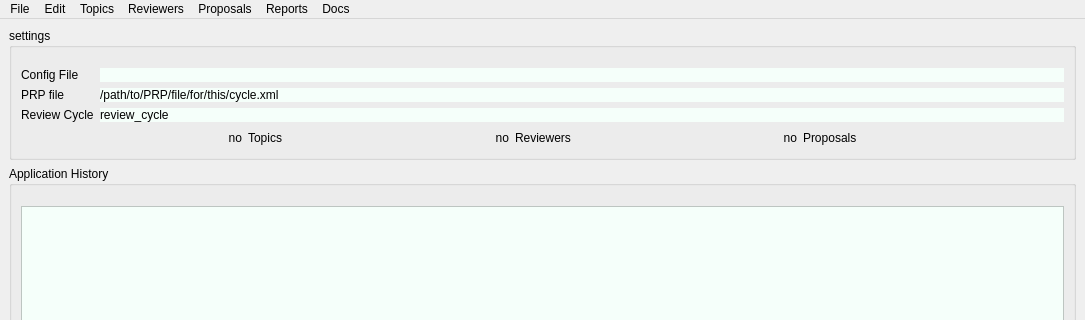
Qt form src/Assign_GUP/resources/main_window.ui (prjemian/assign_gup) before a commit; both pictures show x 0 to 1085 and y 0 to 320 of the 1085 by 519 pixel window.
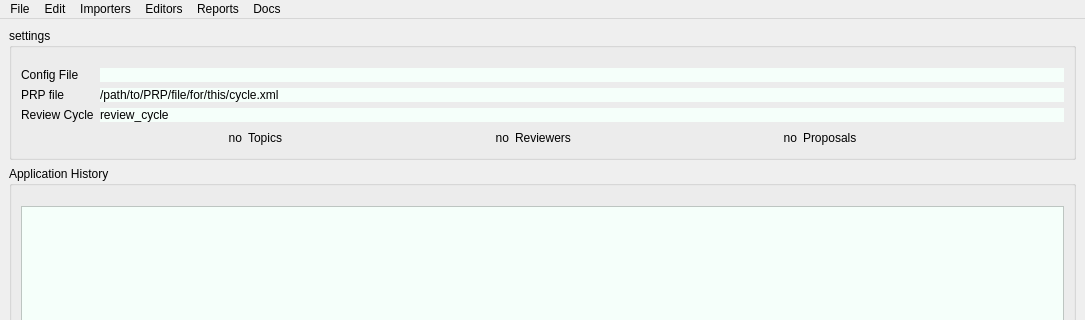
The same form after that commit.

```diff
--- a/src/Assign_GUP/resources/main_window.ui
+++ b/src/Assign_GUP/resources/main_window.ui
@@ -235,7 +235,7 @@
      <x>0</x>
      <y>0</y>
      <width>1085</width>
-     <height>45</height>
+     <height>21</height>
     </rect>
    </property>
    <widget class="QMenu" name="menuFile">
@@ -258,30 +258,6 @@
     </property>
     <addaction name="actionAgupInfo"/>
    </widget>
-   <widget class="QMenu" name="menuTopics">
-    <property name="title">
-     <string>Topics</string>
-    </property>
-    <addaction name="actionImport_Topics"/>
-    <addaction name="separator"/>
-    <addaction name="actionEdit_Topics"/>
-   </widget>
-   <widget class="QMenu" name="menuReviewers">
-    <property name="title">
-     <string>Reviewers</string>
-    </property>
-    <addaction name="actionImport_Reviewers"/>
-    <addaction name="separator"/>
-    <addaction name="actionEdit_Reviewers"/>
-   </widget>
-   <widget class="QMenu" name="menuProposals">
-    <property name="title">
-     <string>Proposals</string>
-    </property>
-    <addaction name="actionImport_Proposals"/>
-    <addaction name="separator"/>
-    <addaction name="actionEdit_proposals"/>
-   </widget>
    <widget class="QMenu" name="menuEdit">
     <property name="title">
      <string>Edit</string>
@@ -305,11 +281,26 @@
     <addaction name="separator"/>
     <addaction name="actionLetters"/>
    </widget>
+   <widget class="QMenu" name="menuImporters">
+    <property name="title">
+     <string>Importers</string>
+    </property>
+    <addaction name="actionImport_Topics"/>
+    <addaction name="actionImport_Reviewers"/>
+    <addaction name="actionImport_Proposals"/>
+   </widget>
+   <widget class="QMenu" name="menuEditors">
+    <property name="title">
+     <string>Editors</string>
+    </property>
+    <addaction name="actionEdit_Topics"/>
+    <addaction name="actionEdit_Reviewers"/>
+    <addaction name="actionEdit_proposals"/>
+   </widget>
    <addaction name="menuFile"/>
    <addaction name="menuEdit"/>
-   <addaction name="menuTopics"/>
-   <addaction name="menuReviewers"/>
-   <addaction name="menuProposals"/>
+   <addaction name="menuImporters"/>
+   <addaction name="menuEditors"/>
    <addaction name="menuReports"/>
    <addaction name="menuDocs"/>
   </widget>
```
